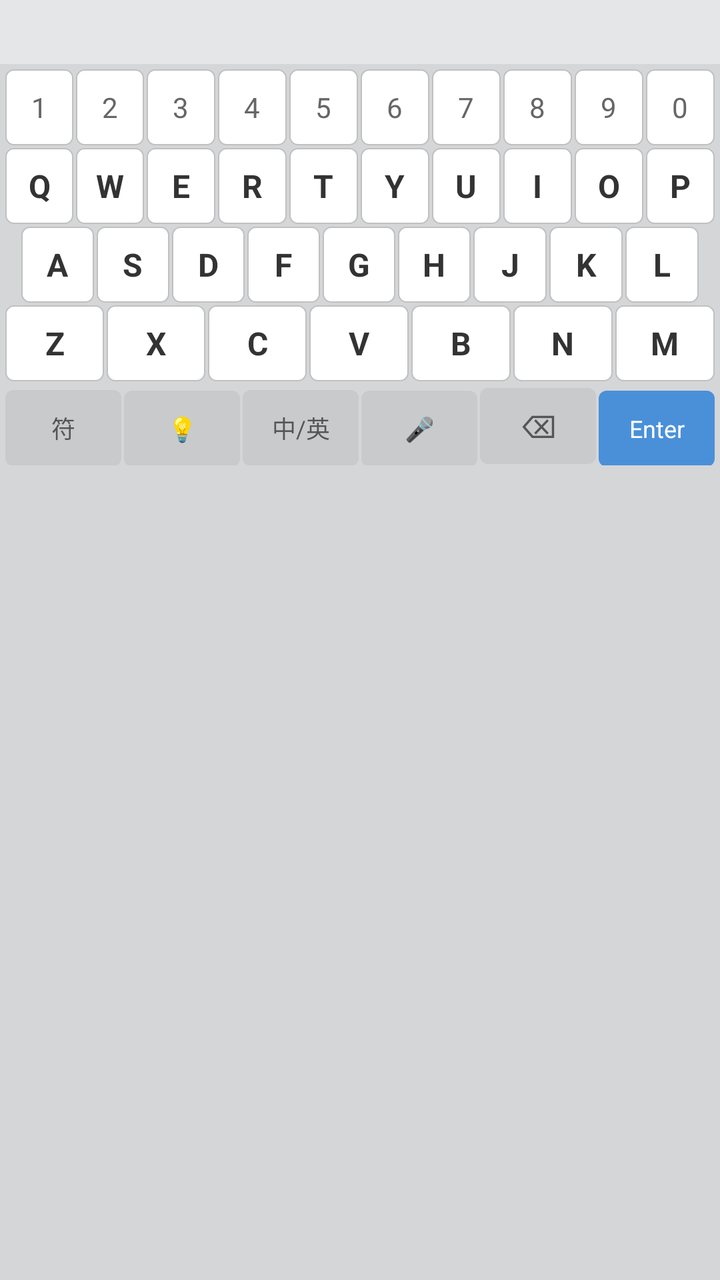
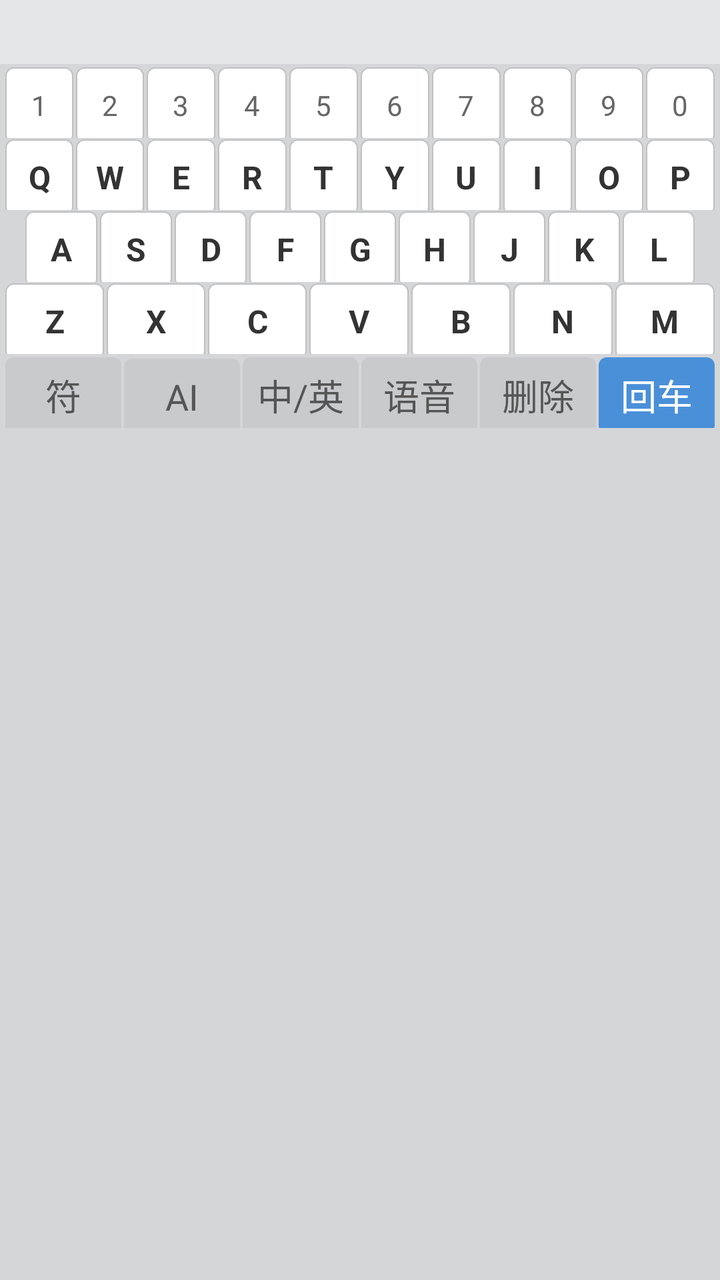

Before-and-after screenshots of an Android layout around one commit, followed by the original layout XML and the change that was made.
<!-- AndroidManifest.xml: application theme android:Theme.Holo.Light.NoActionBar -->
<!-- res/layout/input_method_view.xml -->
<?xml version="1.0" encoding="utf-8"?>
<LinearLayout xmlns:android="http://schemas.android.com/apk/res/android"
    android:layout_width="match_parent"
    android:layout_height="wrap_content"
    android:orientation="vertical"
    android:background="#D4D6D8">

    
    <LinearLayout
        android:layout_width="match_parent"
        android:layout_height="32dp"
        android:orientation="horizontal"
        android:gravity="center_vertical"
        android:paddingStart="4dp"
        android:paddingEnd="4dp"
        android:background="#E4E6E8">

        <TextView
            android:id="@+id/input_code"
            android:layout_width="wrap_content"
            android:layout_height="wrap_content"
            android:textColor="#1565C0"
            android:textSize="12sp"
            android:textStyle="bold"
            android:paddingEnd="4dp"
            android:minWidth="28dp" />

        <HorizontalScrollView
            android:layout_width="0dp"
            android:layout_height="wrap_content"
            android:layout_weight="1"
            android:scrollbars="none">

            <LinearLayout
                android:id="@+id/candidates_container"
                android:layout_width="wrap_content"
                android:layout_height="wrap_content"
                android:orientation="horizontal"
                android:gravity="center_vertical" />

        </HorizontalScrollView>

    </LinearLayout>

    
    <LinearLayout
        android:id="@+id/ai_panel"
        android:layout_width="match_parent"
        android:layout_height="wrap_content"
        android:orientation="vertical"
        android:background="#F0F2F4"
        android:visibility="gone">

        
        <LinearLayout
            android:layout_width="match_parent"
            android:layout_height="28dp"
            android:orientation="horizontal"
            android:gravity="center_vertical"
            android:paddingStart="6dp"
            android:paddingEnd="6dp"
            android:background="#E8EAEC">

            <TextView
                android:layout_width="wrap_content"
                android:layout_height="wrap_content"
                android:text="💡 AI 建议"
                android:textSize="11sp"
                android:textColor="#555555"
                android:textStyle="bold" />

            <View
                android:layout_width="0dp"
                android:layout_height="0dp"
                android:layout_weight="1" />

            
            <TextView
                android:id="@+id/btn_knowledge_search"
                android:layout_width="wrap_content"
                android:layout_height="wrap_content"
                android:text="📚 知识库"
                android:textSize="10sp"
                android:textColor="#1565C0"
                android:paddingStart="6dp"
                android:paddingEnd="6dp"
                android:paddingTop="2dp"
                android:paddingBottom="2dp"
                android:clickable="true"
                android:focusable="true" />

            
            <TextView
                android:id="@+id/btn_ai_mode"
                android:layout_width="wrap_content"
                android:layout_height="wrap_content"
                android:text="🔀"
                android:textSize="10sp"
                android:paddingStart="4dp"
                android:paddingEnd="4dp"
                android:clickable="true"
                android:focusable="true" />

            
            <TextView
                android:id="@+id/btn_ai_collapse"
                android:layout_width="wrap_content"
                android:layout_height="wrap_content"
                android:text="▼"
                android:textSize="10sp"
                android:textColor="#999999"
                android:paddingStart="4dp"
                android:paddingEnd="4dp"
                android:clickable="true"
                android:focusable="true" />

        </LinearLayout>

        
        <HorizontalScrollView
            android:layout_width="match_parent"
            android:layout_height="wrap_content"
            android:scrollbars="none"
            android:padding="4dp">

            <LinearLayout
                android:id="@+id/ai_replies_container"
                android:layout_width="wrap_content"
                android:layout_height="wrap_content"
                android:orientation="horizontal"
                android:gravity="center_vertical" />

        </HorizontalScrollView>

        
        <LinearLayout
            android:id="@+id/knowledge_panel"
            android:layout_width="match_parent"
            android:layout_height="wrap_content"
            android:orientation="vertical"
            android:visibility="gone"
            android:padding="4dp">

            <TextView
                android:layout_width="wrap_content"
                android:layout_height="wrap_content"
                android:text="📚 知识库搜索结果"
                android:textSize="11sp"
                android:textColor="#555555"
                android:textStyle="bold"
                android:paddingBottom="4dp" />

            <LinearLayout
                android:id="@+id/knowledge_results_container"
                android:layout_width="match_parent"
                android:layout_height="wrap_content"
                android:orientation="vertical" />

        </LinearLayout>

    </LinearLayout>

    
    <LinearLayout
        android:layout_width="match_parent"
        android:layout_height="wrap_content"
        android:orientation="vertical"
        android:padding="2dp">

        
        <LinearLayout
            android:layout_width="match_parent"
            android:layout_height="wrap_content"
            android:orientation="horizontal">

            <TextView android:id="@+id/key_1" style="@style/WubiKey.Num" android:text="1" />
            <TextView android:id="@+id/key_2" style="@style/WubiKey.Num" android:text="2" />
            <TextView android:id="@+id/key_3" style="@style/WubiKey.Num" android:text="3" />
            <TextView android:id="@+id/key_4" style="@style/WubiKey.Num" android:text="4" />
            <TextView android:id="@+id/key_5" style="@style/WubiKey.Num" android:text="5" />
            <TextView android:id="@+id/key_6" style="@style/WubiKey.Num" android:text="6" />
            <TextView android:id="@+id/key_7" style="@style/WubiKey.Num" android:text="7" />
            <TextView android:id="@+id/key_8" style="@style/WubiKey.Num" android:text="8" />
            <TextView android:id="@+id/key_9" style="@style/WubiKey.Num" android:text="9" />
            <TextView android:id="@+id/key_0" style="@style/WubiKey.Num" android:text="0" />

        </LinearLayout>

        
        <LinearLayout
            android:layout_width="match_parent"
            android:layout_height="wrap_content"
            android:orientation="horizontal">

            <TextView android:id="@+id/key_q" style="@style/WubiKey" android:text="Q" />
            <TextView android:id="@+id/key_w" style="@style/WubiKey" android:text="W" />
            <TextView android:id="@+id/key_e" style="@style/WubiKey" android:text="E" />
            <TextView android:id="@+id/key_r" style="@style/WubiKey" android:text="R" />
            <TextView android:id="@+id/key_t" style="@style/WubiKey" android:text="T" />
            <TextView android:id="@+id/key_y" style="@style/WubiKey" android:text="Y" />
            <TextView android:id="@+id/key_u" style="@style/WubiKey" android:text="U" />
            <TextView android:id="@+id/key_i" style="@style/WubiKey" android:text="I" />
            <TextView android:id="@+id/key_o" style="@style/WubiKey" android:text="O" />
            <TextView android:id="@+id/key_p" style="@style/WubiKey" android:text="P" />

        </LinearLayout>

        
        <LinearLayout
            android:layout_width="match_parent"
            android:layout_height="wrap_content"
            android:orientation="horizontal"
            android:layout_marginStart="8dp"
            android:layout_marginEnd="8dp">

            <TextView android:id="@+id/key_a" style="@style/WubiKey" android:text="A" />
            <TextView android:id="@+id/key_s" style="@style/WubiKey" android:text="S" />
            <TextView android:id="@+id/key_d" style="@style/WubiKey" android:text="D" />
            <TextView android:id="@+id/key_f" style="@style/WubiKey" android:text="F" />
            <TextView android:id="@+id/key_g" style="@style/WubiKey" android:text="G" />
            <TextView android:id="@+id/key_h" style="@style/WubiKey" android:text="H" />
            <TextView android:id="@+id/key_j" style="@style/WubiKey" android:text="J" />
            <TextView android:id="@+id/key_k" style="@style/WubiKey" android:text="K" />
            <TextView android:id="@+id/key_l" style="@style/WubiKey" android:text="L" />

        </LinearLayout>

        
        <LinearLayout
            android:layout_width="match_parent"
            android:layout_height="wrap_content"
            android:orientation="horizontal">

            <TextView android:id="@+id/key_z" style="@style/WubiKey" android:text="Z" />
            <TextView android:id="@+id/key_x" style="@style/WubiKey" android:text="X" />
            <TextView android:id="@+id/key_c" style="@style/WubiKey" android:text="C" />
            <TextView android:id="@+id/key_v" style="@style/WubiKey" android:text="V" />
            <TextView android:id="@+id/key_b" style="@style/WubiKey" android:text="B" />
            <TextView android:id="@+id/key_n" style="@style/WubiKey" android:text="N" />
            <TextView android:id="@+id/key_m" style="@style/WubiKey" android:text="M" />

        </LinearLayout>

        
        <LinearLayout
            android:layout_width="match_parent"
            android:layout_height="wrap_content"
            android:orientation="horizontal"
            android:layout_marginTop="2dp">

            
            <TextView
                android:id="@+id/key_symbol"
                style="@style/WubiKey.Func"
                android:layout_width="0dp"
                android:layout_weight="1"
                android:textSize="12sp"
                android:text="符" />

            
            <TextView
                android:id="@+id/key_ai_toggle"
                style="@style/WubiKey.Func"
                android:layout_width="0dp"
                android:layout_weight="1"
                android:textSize="12sp"
                android:text="💡" />

            
            <TextView
                android:id="@+id/key_toggle_lang"
                style="@style/WubiKey.Func"
                android:layout_width="0dp"
                android:layout_weight="1"
                android:textSize="12sp"
                android:text="中/英" />

            
            <TextView
                android:id="@+id/key_voice"
                style="@style/WubiKey.Func"
                android:layout_width="0dp"
                android:layout_weight="1"
                android:textSize="12sp"
                android:text="🎤" />

            
            <TextView
                android:id="@+id/key_backspace"
                style="@style/WubiKey.Func"
                android:layout_width="0dp"
                android:layout_weight="1"
                android:textSize="16sp"
                android:text="⌫" />

            
            <TextView
                android:id="@+id/key_enter"
                style="@style/WubiKey.Func"
                android:layout_width="0dp"
                android:layout_weight="1"
                android:background="@drawable/btn_enter_key_bg"
                android:textColor="#FFFFFF"
                android:textSize="12sp"
                android:text="Enter" />

        </LinearLayout>

    </LinearLayout>

</LinearLayout>
<!-- resources referenced by this layout -->
<resources>
  <!-- drawable btn_enter_key_bg (drawable) -->
  <?xml version="1.0" encoding="utf-8"?>
  <shape xmlns:android="http://schemas.android.com/apk/res/android"
      android:shape="rectangle">
      <solid android:color="#4A90D9" />
      <corners android:radius="4dp" />
  </shape>
  <style name="WubiKey">
          <item name="android:layout_width">0dp</item>
          <item name="android:layout_height">38dp</item>
          <item name="android:layout_weight">1</item>
          <item name="android:layout_margin">0.5dp</item>
          <item name="android:background">@drawable/btn_key_bg</item>
          <item name="android:textSize">16sp</item>
          <item name="android:textColor">#333333</item>
          <item name="android:textStyle">bold</item>
          <item name="android:gravity">center</item>
          <item name="android:minWidth">0dp</item>
          <item name="android:minHeight">0dp</item>
          <item name="android:padding">0dp</item>
          <item name="android:clickable">true</item>
          <item name="android:focusable">true</item>
      </style>
  <style name="WubiKey.Func">
          <item name="android:layout_width">0dp</item>
          <item name="android:layout_height">38dp</item>
          <item name="android:layout_weight">1</item>
          <item name="android:layout_margin">0.5dp</item>
          <item name="android:background">@drawable/btn_func_key_bg</item>
          <item name="android:textSize">18sp</item>
          <item name="android:textColor">#555555</item>
          <item name="android:textStyle">normal</item>
          <item name="android:gravity">center</item>
          <item name="android:minWidth">0dp</item>
          <item name="android:minHeight">0dp</item>
          <item name="android:padding">0dp</item>
          <item name="android:clickable">true</item>
          <item name="android:focusable">true</item>
      </style>
  <style name="WubiKey.Num">
          <item name="android:layout_width">0dp</item>
          <item name="android:layout_height">38dp</item>
          <item name="android:layout_weight">1</item>
          <item name="android:layout_margin">0.5dp</item>
          <item name="android:background">@drawable/btn_key_bg</item>
          <item name="android:textSize">14sp</item>
          <item name="android:textColor">#666666</item>
          <item name="android:textStyle">normal</item>
          <item name="android:gravity">center</item>
          <item name="android:minWidth">0dp</item>
          <item name="android:minHeight">0dp</item>
          <item name="android:padding">0dp</item>
          <item name="android:clickable">true</item>
          <item name="android:focusable">true</item>
      </style>
  <!-- drawable btn_key_bg (drawable) -->
  <?xml version="1.0" encoding="utf-8"?>
  <shape xmlns:android="http://schemas.android.com/apk/res/android"
      android:shape="rectangle">
      <solid android:color="#FFFFFF" />
      <corners android:radius="4dp" />
      <stroke android:width="0.5dp" android:color="#C0C0C0" />
  </shape>
  <!-- drawable btn_func_key_bg (drawable) -->
  <?xml version="1.0" encoding="utf-8"?>
  <shape xmlns:android="http://schemas.android.com/apk/res/android"
      android:shape="rectangle">
      <solid android:color="#C8CACC" />
      <corners android:radius="4dp" />
  </shape>
</resources>

<!-- the commit's change to res/layout/input_method_view.xml (unified diff, before → after) -->
@@ -23,7 +23,8 @@
             android:textSize="12sp"
             android:textStyle="bold"
             android:paddingEnd="4dp"
-            android:minWidth="28dp" />
+            android:minWidth="28dp"
+            android:fontFamily="sans-serif" />
 
         <HorizontalScrollView
             android:layout_width="0dp"
@@ -64,22 +65,22 @@
             <TextView
                 android:layout_width="wrap_content"
                 android:layout_height="wrap_content"
-                android:text="💡 AI 建议"
+                android:text="AI 建议"
                 android:textSize="11sp"
                 android:textColor="#555555"
-                android:textStyle="bold" />
+                android:textStyle="bold"
+                android:fontFamily="sans-serif" />
 
             <View
                 android:layout_width="0dp"
                 android:layout_height="0dp"
                 android:layout_weight="1" />
 
-            
             <TextView
                 android:id="@+id/btn_knowledge_search"
                 android:layout_width="wrap_content"
                 android:layout_height="wrap_content"
-                android:text="📚 知识库"
+                android:text="知识库"
                 android:textSize="10sp"
                 android:textColor="#1565C0"
                 android:paddingStart="6dp"
@@ -87,32 +88,34 @@
                 android:paddingTop="2dp"
                 android:paddingBottom="2dp"
                 android:clickable="true"
-                android:focusable="true" />
-
-            
+                android:focusable="true"
+                android:fontFamily="sans-serif" />
+
             <TextView
                 android:id="@+id/btn_ai_mode"
                 android:layout_width="wrap_content"
                 android:layout_height="wrap_content"
-                android:text="🔀"
+                android:text="混合"
                 android:textSize="10sp"
+                android:textColor="#1565C0"
                 android:paddingStart="4dp"
                 android:paddingEnd="4dp"
                 android:clickable="true"
-                android:focusable="true" />
-
-            
+                android:focusable="true"
+                android:fontFamily="sans-serif" />
+
             <TextView
                 android:id="@+id/btn_ai_collapse"
                 android:layout_width="wrap_content"
                 android:layout_height="wrap_content"
-                android:text="▼"
+                android:text="收起"
                 android:textSize="10sp"
                 android:textColor="#999999"
                 android:paddingStart="4dp"
                 android:paddingEnd="4dp"
                 android:clickable="true"
-                android:focusable="true" />
+                android:focusable="true"
+                android:fontFamily="sans-serif" />
 
         </LinearLayout>
 
@@ -144,11 +147,12 @@
             <TextView
                 android:layout_width="wrap_content"
                 android:layout_height="wrap_content"
-                android:text="📚 知识库搜索结果"
+                android:text="知识库搜索结果"
                 android:textSize="11sp"
                 android:textColor="#555555"
                 android:textStyle="bold"
-                android:paddingBottom="4dp" />
+                android:paddingBottom="4dp"
+                android:fontFamily="sans-serif" />
 
             <LinearLayout
                 android:id="@+id/knowledge_results_container"
@@ -165,12 +169,15 @@
         android:layout_width="match_parent"
         android:layout_height="wrap_content"
         android:orientation="vertical"
-        android:padding="2dp">
-
-        
-        <LinearLayout
-            android:layout_width="match_parent"
-            android:layout_height="wrap_content"
+        android:paddingStart="2dp"
+        android:paddingEnd="2dp"
+        android:paddingTop="1dp"
+        android:paddingBottom="2dp">
+
+        
+        <LinearLayout
+            android:layout_width="match_parent"
+            android:layout_height="36dp"
             android:orientation="horizontal">
 
             <TextView android:id="@+id/key_1" style="@style/WubiKey.Num" android:text="1" />
@@ -189,7 +196,7 @@
         
         <LinearLayout
             android:layout_width="match_parent"
-            android:layout_height="wrap_content"
+            android:layout_height="36dp"
             android:orientation="horizontal">
 
             <TextView android:id="@+id/key_q" style="@style/WubiKey" android:text="Q" />
@@ -208,10 +215,10 @@
         
         <LinearLayout
             android:layout_width="match_parent"
-            android:layout_height="wrap_content"
+            android:layout_height="36dp"
             android:orientation="horizontal"
-            android:layout_marginStart="8dp"
-            android:layout_marginEnd="8dp">
+            android:paddingStart="10dp"
+            android:paddingEnd="10dp">
 
             <TextView android:id="@+id/key_a" style="@style/WubiKey" android:text="A" />
             <TextView android:id="@+id/key_s" style="@style/WubiKey" android:text="S" />
@@ -228,7 +235,7 @@
         
         <LinearLayout
             android:layout_width="match_parent"
-            android:layout_height="wrap_content"
+            android:layout_height="36dp"
             android:orientation="horizontal">
 
             <TextView android:id="@+id/key_z" style="@style/WubiKey" android:text="Z" />
@@ -244,56 +251,50 @@
         
         <LinearLayout
             android:layout_width="match_parent"
-            android:layout_height="wrap_content"
+            android:layout_height="36dp"
             android:orientation="horizontal"
-            android:layout_marginTop="2dp">
-
-            
+            android:layout_marginTop="1dp">
+
             <TextView
                 android:id="@+id/key_symbol"
                 style="@style/WubiKey.Func"
                 android:layout_width="0dp"
                 android:layout_weight="1"
-                android:textSize="12sp"
-                android:text="符" />
-
-            
+                android:text="符"
+                android:fontFamily="sans-serif" />
+
             <TextView
                 android:id="@+id/key_ai_toggle"
                 style="@style/WubiKey.Func"
                 android:layout_width="0dp"
                 android:layout_weight="1"
-                android:textSize="12sp"
-                android:text="💡" />
-
-            
+                android:text="AI"
+                android:fontFamily="sans-serif" />
+
             <TextView
                 android:id="@+id/key_toggle_lang"
                 style="@style/WubiKey.Func"
                 android:layout_width="0dp"
                 android:layout_weight="1"
-                android:textSize="12sp"
-                android:text="中/英" />
-
-            
+                android:text="中/英"
+                android:fontFamily="sans-serif" />
+
             <TextView
                 android:id="@+id/key_voice"
                 style="@style/WubiKey.Func"
                 android:layout_width="0dp"
                 android:layout_weight="1"
-                android:textSize="12sp"
-                android:text="🎤" />
-
-            
+                android:text="语音"
+                android:fontFamily="sans-serif" />
+
             <TextView
                 android:id="@+id/key_backspace"
                 style="@style/WubiKey.Func"
                 android:layout_width="0dp"
                 android:layout_weight="1"
-                android:textSize="16sp"
-                android:text="⌫" />
-
-            
+                android:text="删除"
+                android:fontFamily="sans-serif" />
+
             <TextView
                 android:id="@+id/key_enter"
                 style="@style/WubiKey.Func"
@@ -301,8 +302,8 @@
                 android:layout_weight="1"
                 android:background="@drawable/btn_enter_key_bg"
                 android:textColor="#FFFFFF"
-                android:textSize="12sp"
-                android:text="Enter" />
+                android:text="回车"
+                android:fontFamily="sans-serif" />
 
         </LinearLayout>
 
